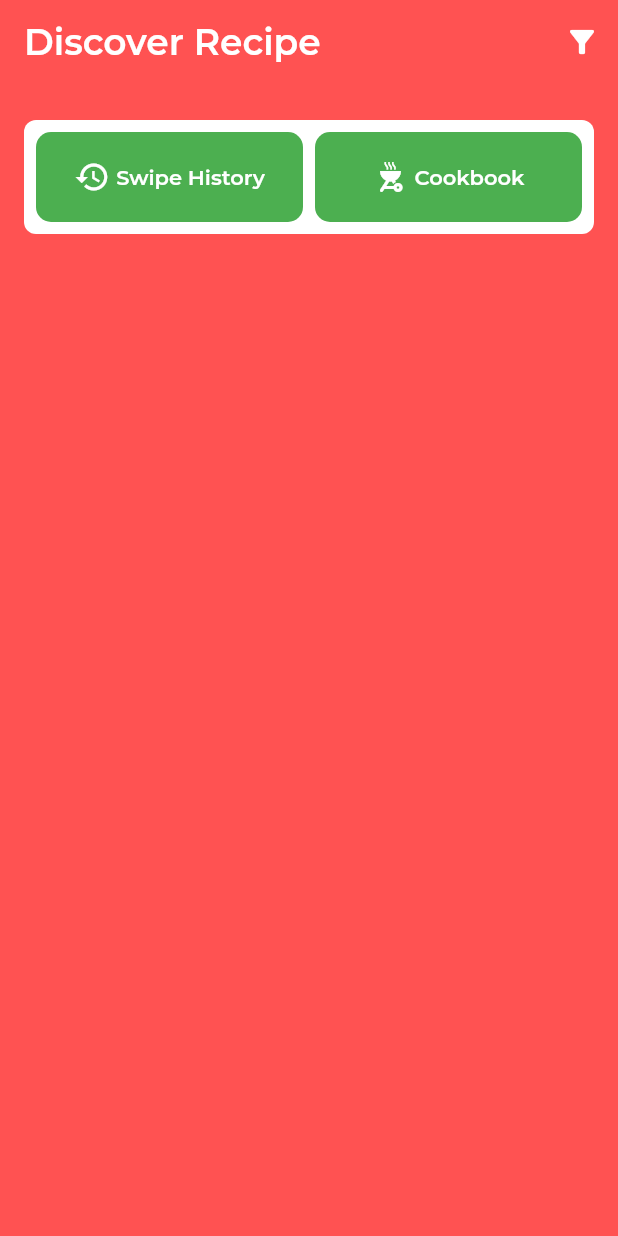
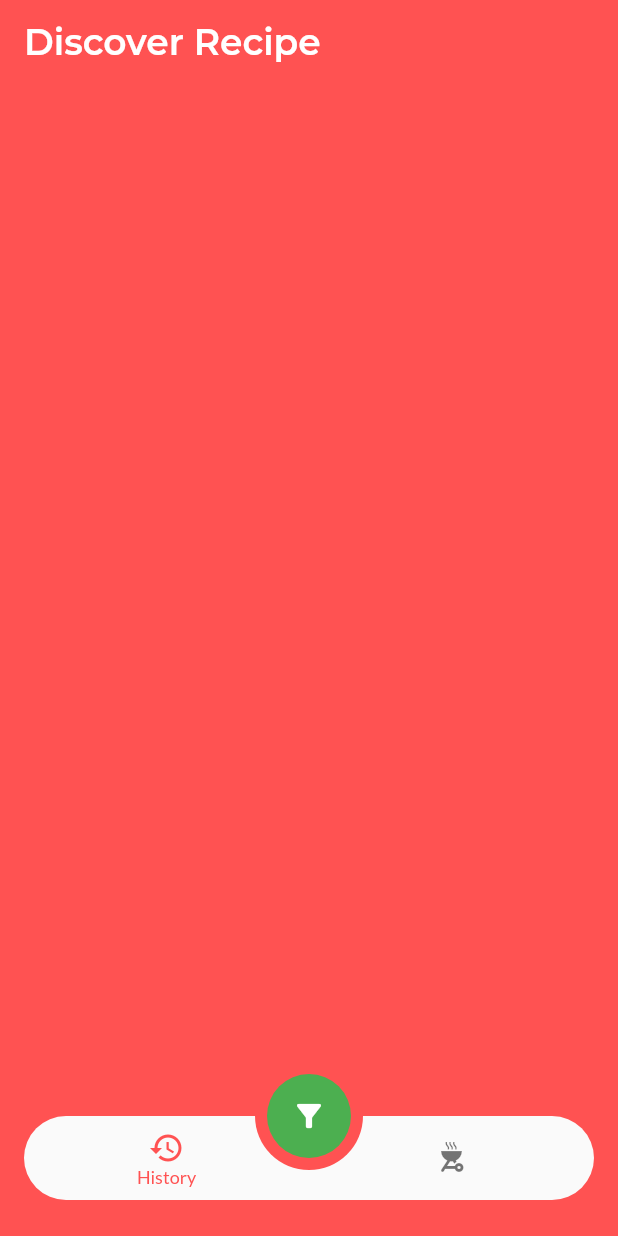
Before and after one commit to ekajaya740/meal-recipe-ideas-flutter, a Flutter app: the screen it shows after launch, on a phone screen of 412 x 824 dp. Run offline on Flutter 3.47's test engine with Material 2 defaults, Android fonts, the phone set to English and light mode, and no system bars; our stand-ins replace dot_navigation_bar, google_fonts, swipe_cards.

Commit message:
Change design for mainscreen

```diff
--- a/lib/main.dart
+++ b/lib/main.dart
@@ -1,6 +1,8 @@
 import 'package:flutter/foundation.dart';
 import 'package:flutter/material.dart';
+import 'package:google_fonts/google_fonts.dart';
 import 'package:the_last_competition_apps/main_screen.dart';
+import 'package:google_fonts/google_fonts.dart';
 
 void main() {
   runApp(
@@ -16,10 +18,24 @@ class MyApp extends StatelessWidget {
     return MaterialApp(
       title: 'WhatsCook',
       theme: ThemeData(
-        appBarTheme: AppBarTheme(
+        textTheme: GoogleFonts.latoTextTheme(
+          Theme.of(context).textTheme,
+        ),
+        appBarTheme: const AppBarTheme(
           backgroundColor: Colors.transparent,
           elevation: 0,
-
+        ),
+        floatingActionButtonTheme: const FloatingActionButtonThemeData(
+          elevation: 0,
+        ),
+        bottomNavigationBarTheme: const BottomNavigationBarThemeData(
+          selectedLabelStyle: TextStyle(
+            fontSize: 12,
+          ),
+          elevation: 0,
+          selectedItemColor: Colors.redAccent,
+          showSelectedLabels: true,
+          showUnselectedLabels: false,
         ),
         primarySwatch: Colors.green,
         scaffoldBackgroundColor: Colors.redAccent,
--- a/lib/main_screen.dart
+++ b/lib/main_screen.dart
@@ -1,6 +1,7 @@
 import 'package:flutter/cupertino.dart';
 import 'package:flutter/material.dart';
 import 'package:swipe_cards/swipe_cards.dart';
+import 'package:dot_navigation_bar/dot_navigation_bar.dart';
 import 'package:the_last_competition_apps/widgets/my_elevated_button.dart';
 import 'package:the_last_competition_apps/widgets/my_text.dart';
 
@@ -12,8 +13,13 @@ class MainScreen extends StatefulWidget {
 }
 
 class _MainScreen extends State<MainScreen> {
-  final bool _isDarkMode = false;
-  // final String _user;
+  var _selectedTab = _SelectedTab.home;
+
+  void _handleIndexChanged(int i) {
+    setState(() {
+      _selectedTab = _SelectedTab.values[i];
+    });
+  }
 
   @override
   Widget build(BuildContext context) {
@@ -24,17 +30,53 @@ class _MainScreen extends State<MainScreen> {
         fontWeight: FontWeight.w600,
         color: Colors.white,
       ),
-      actions: [
-        IconButton(
+    );
+
+    Widget _navBar = Padding(
+      padding: const EdgeInsets.only(
+        left: 16,
+        right: 16,
+        bottom: 24,
+      ),
+      child: ClipRRect(
+        borderRadius: BorderRadius.circular(100),
+        child: BottomNavigationBar(
+          items: [
+            BottomNavigationBarItem(
+              icon: Icon(Icons.history),
+              label: "History",
+              tooltip: "",
+            ),
+            BottomNavigationBarItem(
+              icon: Icon(Icons.outdoor_grill),
+              label: "Cookbook",
+              tooltip: "",
+            ),
+          ],
+        ),
+      ),
+    );
+
+    Widget _fab = ClipRRect(
+      borderRadius: BorderRadius.circular(80),
+      child: Container(
+        color: Colors.redAccent,
+        padding: EdgeInsets.all(8),
+        child: FloatingActionButton(
           onPressed: () {},
-          icon: const Icon(
+          child: Icon(
             Icons.filter_alt,
           ),
         ),
-      ],
+      ),
     );
+
     return Scaffold(
       appBar: _appBar,
+      bottomNavigationBar: _navBar,
+      floatingActionButton: _fab,
+      floatingActionButtonLocation:
+          FloatingActionButtonLocation.miniCenterDocked,
       body: SafeArea(
         child: Column(
           children: [
@@ -54,75 +96,6 @@ class _MainScreen extends State<MainScreen> {
                 children: [
                   // Image.asset(),
                 ],
-              ),
-            ),
-            Padding(
-              padding: const EdgeInsets.only(
-                left: 16,
-                right: 16,
-              ),
-              child: _rectRadius(
-                child: Container(
-                    color: Colors.white,
-                    child: Padding(
-                      padding: const EdgeInsets.symmetric(
-                        horizontal: 8,
-                        vertical: 8,
-                      ),
-                      child: Row(
-                        children: [
-                          Expanded(
-                            child: MyElevatedButton(
-                              onPressed: () {},
-                              child: Row(
-                                mainAxisAlignment: MainAxisAlignment.center,
-                                // ignore: prefer_const_literals_to_create_immutables
-                                children: [
-                                  const Icon(
-                                    Icons.history,
-                                  ),
-                                  const SizedBox(
-                                    width: 4,
-                                  ),
-                                  const MyText(
-                                    "Swipe History",
-                                    color: Colors.white,
-                                    fontWeight: FontWeight.w600,
-                                    fontSize: 14,
-                                  ),
-                                ],
-                              ),
-                            ),
-                          ),
-                          const SizedBox(
-                            width: 8,
-                          ),
-                          Expanded(
-                            child: MyElevatedButton(
-                              onPressed: () {},
-                              child: Row(
-                                mainAxisAlignment: MainAxisAlignment.center,
-                                // ignore: prefer_const_literals_to_create_immutables
-                                children: [
-                                  const Icon(
-                                    Icons.outdoor_grill,
-                                  ),
-                                  const SizedBox(
-                                    width: 4,
-                                  ),
-                                  const MyText(
-                                    "Cookbook",
-                                    color: Colors.white,
-                                    fontWeight: FontWeight.w600,
-                                    fontSize: 14,
-                                  ),
-                                ],
-                              ),
-                            ),
-                          ),
-                        ],
-                      ),
-                    )),
               ),
             ),
           ],
@@ -152,3 +125,5 @@ class _MainScreen extends State<MainScreen> {
     );
   }
 }
+
+enum _SelectedTab { home }
--- a/lib/widgets/my_elevated_button.dart
+++ b/lib/widgets/my_elevated_button.dart
@@ -13,10 +13,9 @@ class MyElevatedButton extends StatefulWidget {
           key: key,
         );
   @override
-  // ignore: no_logic_in_create_state
   State<StatefulWidget> createState() => _MyElevatedButton(
-        onPressed: this.onPressed,
-        child: this.child,
+        onPressed: onPressed,
+        child: child,
       );
 }
 
--- a/pubspec.yaml
+++ b/pubspec.yaml
@@ -41,6 +41,7 @@ dependencies:
   json_serializable: ^6.1.3
   json_annotation: ^4.4.0
   skeletons: ^0.0.3
+  dot_navigation_bar: ^1.0.1+3
 
 dev_dependencies:
   flutter_test:
```
Also changed, not shown: pubspec.lock.
